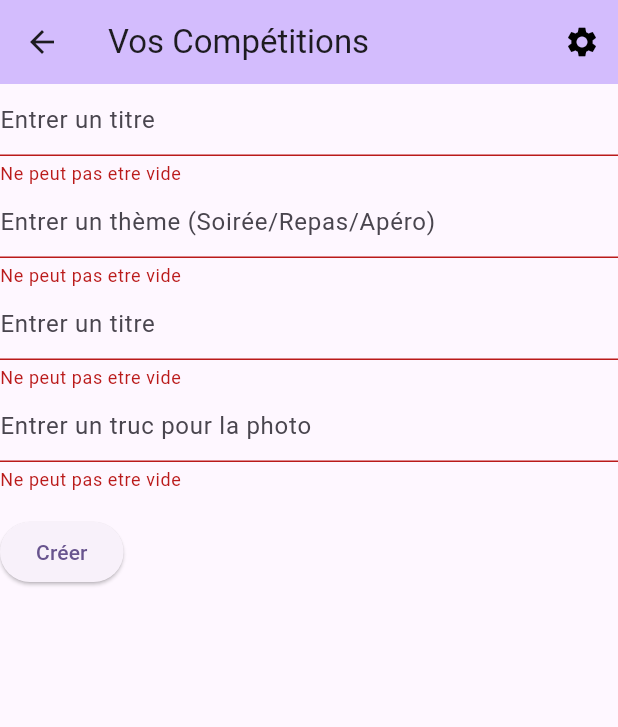
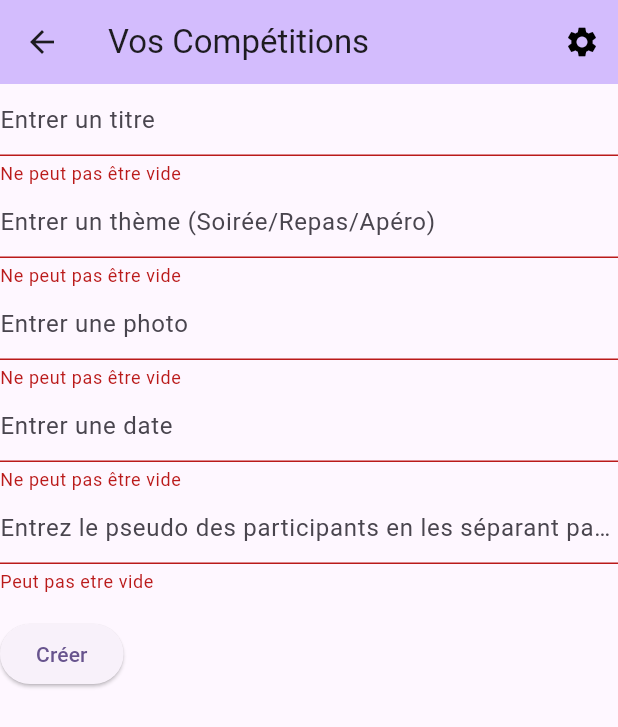
Before and after one commit to JeanFourest/projet_flutter_1, a Flutter app: the OurTournament screen opened directly, after a tap on "Créer", on a phone screen of 412 x 824 dp. Shown: the top 727 px of the screen. Run offline on Flutter 3.47's test engine with Material 2 defaults, Android fonts, the phone set to English and light mode, and no system bars; our stand-ins replace image_picker; missing offline and left inert: dart:ffi, mongo_dart.

Commit message:
v3/Create event tournois

```diff
--- a/lib/main.dart
+++ b/lib/main.dart
@@ -24,7 +24,7 @@ class MyApp extends StatelessWidget {
         useMaterial3: true,
       ),
       // home: const MyHomePage(title: 'Flutter Demo Home Page'),
-      home: Register(title: 'Register Page'),
+      home: PageContacts(title: 'Register Page'),
     );
   }
 }
--- a/lib/pages/profil/our_tournament.dart
+++ b/lib/pages/profil/our_tournament.dart
@@ -1,7 +1,6 @@
-import 'dart:ffi';
-
 import 'package:flutter/material.dart';
-import 'dart:math';
+import 'package:projet_flutter_1/db.dart';
+import 'package:projet_flutter_1/pages/profile.dart';
 
 class OurTournament extends StatefulWidget {
   const OurTournament({Key? key, required this.title});
@@ -29,19 +28,25 @@ class _OurTournamentState extends State<OurTournament> {
           )
         ],
       ),
-      body: const creerTournois(),
+      body: const CreerTournois(),
     );
   }
 }
 
-class creerTournois extends StatefulWidget {
-  const creerTournois({super.key});
+class CreerTournois extends StatefulWidget {
+  const CreerTournois({Key? key}) : super(key: key);
 
   @override
-  _creerTournoisState createState() => _creerTournoisState();
+  _CreerTournoisState createState() => _CreerTournoisState();
 }
 
-class _creerTournoisState extends State<creerTournois> {
+class _CreerTournoisState extends State<CreerTournois> {
+  late String _createTournoisTitle;
+  late String _createTournoisAdresse;
+  late String _createTournoisPhoto;
+  late String _createTournoisDate;
+  late List<String> _createTournoisParticipants = [];
+
   final _keyForm = GlobalKey<FormState>();
 
   @override
@@ -54,56 +59,97 @@ class _creerTournoisState extends State<creerTournois> {
           TextFormField(
             decoration: const InputDecoration(hintText: 'Entrer un titre'),
             validator: (value) {
-              // validator => regarde chaque textfield si il est valide => retourne true/false (activer par le validate())
               if (value == null || value.isEmpty) {
-                return 'Ne peut pas etre vide';
+                return 'Ne peut pas être vide';
               }
               return null;
+            },
+            onSaved: (value) {
+              _createTournoisTitle = value ?? '';
             },
           ),
           TextFormField(
             decoration: const InputDecoration(
                 hintText: 'Entrer un thème (Soirée/Repas/Apéro)'),
             validator: (value) {
-              // validator => regarde chaque textfield si il est valide => retourne true/false (activer par le validate())
               if (value == null || value.isEmpty) {
-                return 'Ne peut pas etre vide';
+                return 'Ne peut pas être vide';
               }
               return null;
             },
+            onSaved: (value) {
+              _createTournoisAdresse = value ?? '';
+            },
           ),
           TextFormField(
-            decoration: const InputDecoration(hintText: 'Entrer un titre'),
+            decoration: const InputDecoration(hintText: 'Entrer une photo'),
             validator: (value) {
-              // validator => regarde chaque textfield si il est valide => retourne true/false (activer par le validate())
               if (value == null || value.isEmpty) {
-                return 'Ne peut pas etre vide';
+                return 'Ne peut pas être vide';
               }
               return null;
             },
+            onSaved: (value) {
+              _createTournoisPhoto = value ?? '';
+            },
           ),
           TextFormField(
-            decoration:
-                const InputDecoration(hintText: 'Entrer un truc pour la photo'),
+            decoration: const InputDecoration(hintText: 'Entrer une date'),
             validator: (value) {
-              // validator => regarde chaque textfield si il est valide => retourne true/false (activer par le validate())
               if (value == null || value.isEmpty) {
-                return 'Ne peut pas etre vide';
+                return 'Ne peut pas être vide';
               }
               return null;
+            },
+            onSaved: (value) {
+              _createTournoisDate = value ?? '';
+            },
+          ),
+          TextFormField(
+            decoration: const InputDecoration(
+                hintText:
+                    'Entrez le pseudo des participants en les séparant par une virgule'),
+            validator: (value) {
+              if (value == null || value.isEmpty) {
+                return 'Peut pas etre vide';
+              }
+              return null;
+            },
+            onSaved: (value) {
+              if (value != null) {
+                _createTournoisParticipants =
+                    value.split(',').map((e) => e.trim()).toList();
+              }
             },
           ),
           Padding(
             padding: const EdgeInsets.symmetric(vertical: 16),
             child: ElevatedButton(
-              onPressed: () {
+              onPressed: () async {
                 if (_keyForm.currentState!.validate()) {
-                  // validate fait tourner tous les validator => true/false
+                  _keyForm.currentState!.save();
+                  final titleUpdate = _createTournoisTitle;
+                  final adresseUpdate = _createTournoisAdresse;
+                  final photoUpdate = _createTournoisPhoto;
+                  final dateUpdate = _createTournoisDate;
+                  final participantsUpdate = _createTournoisParticipants;
+
+                  // Utilisez la méthode createTournois pour insérer un nouveau tournoi
+                  await MongoDatabase.createTournois(titleUpdate, adresseUpdate,
+                      photoUpdate, dateUpdate, participantsUpdate);
+
+                  // Affichez un message de succès
                   ScaffoldMessenger.of(context).showSnackBar(
-                    // ptit message en bas
                     const SnackBar(
-                        content: Text(
-                            'Événement envoyé aux admins en attente de validation')),
+                      content: Text('Tournoi créé avec succès'),
+                    ),
+                  );
+                  Navigator.push(
+                    context,
+                    MaterialPageRoute(
+                      builder: (context) =>
+                          const PageProfil(title: 'Vos Tournois'),
+                    ),
                   );
                 }
               },
--- a/lib/pages/register.dart
+++ b/lib/pages/register.dart
@@ -44,7 +44,7 @@ class _Register extends State<Register> {
       if (img != null) {
         List<int> imageBytes = File(img.path).readAsBytesSync();
         String base64Image = base64Encode(imageBytes);
-        user.photo = base64Image;
+        //user.photo = base64Image;
         image = img;
       }
     });
@@ -163,7 +163,7 @@ class _Register extends State<Register> {
                         List<int> imageBytes =
                             File(image!.path).readAsBytesSync();
                         String base64Image = base64Encode(imageBytes);
-                        user.photo = base64Image;
+                        // user.photo = base64Image;
                       }
                       MongoDatabase.createUser(user);
                     }
```
Also changed, not shown: lib/db.dart (+36 -0 lines), lib/pages/profil/our_event.dart (+48 -33 lines).
